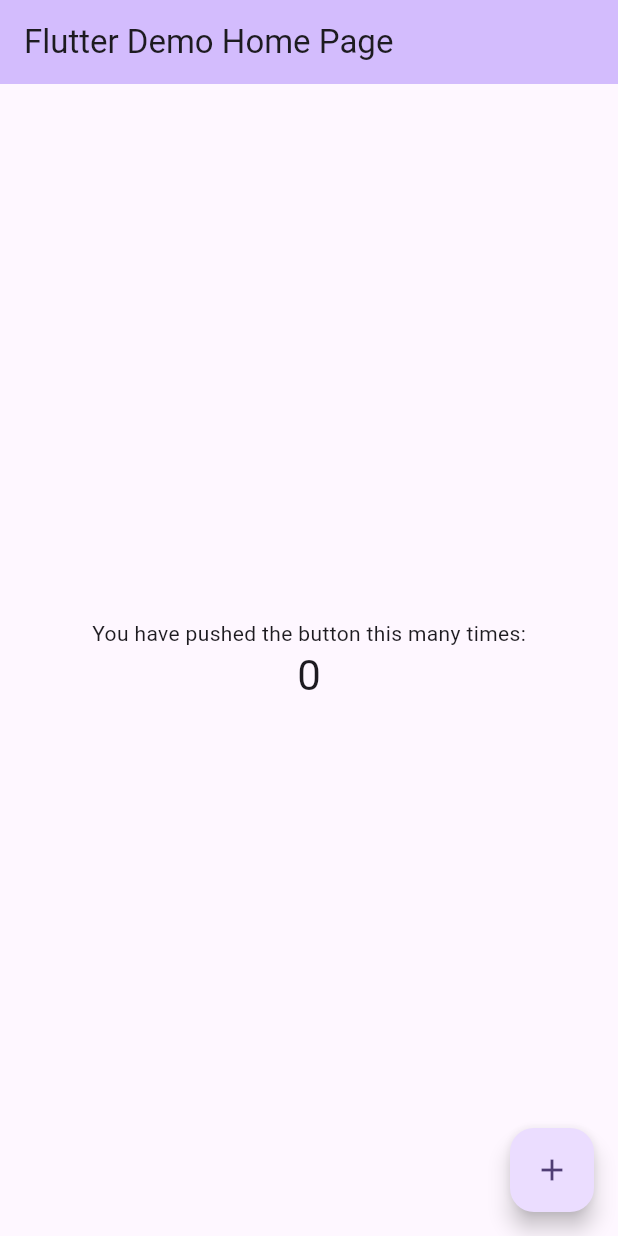
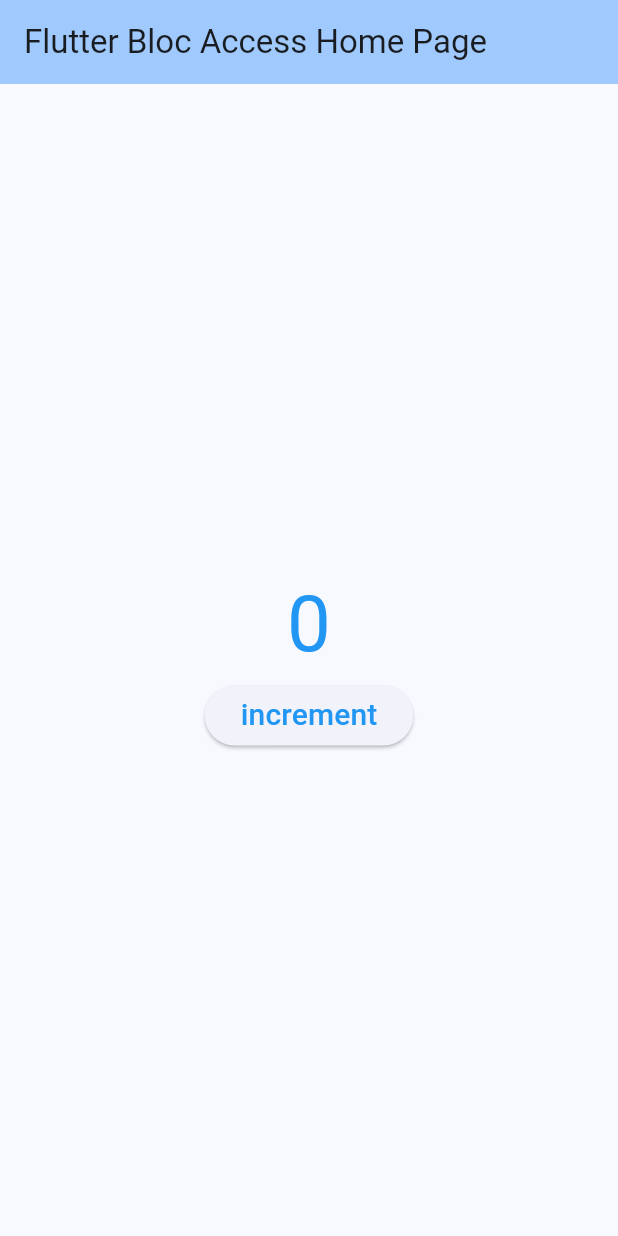
Before and after one commit to jsmile/bloc_context, a Flutter app: the screen it shows after launch, on a phone screen of 412 x 824 dp. Run offline on Flutter 3.47's test engine with Material 2 defaults, Android fonts, the phone set to English and light mode, and no system bars.

Commit message:
basic UI

```diff
--- a/lib/main.dart
+++ b/lib/main.dart
@@ -10,60 +10,53 @@ class MyApp extends StatelessWidget {
   @override
   Widget build(BuildContext context) {
     return MaterialApp(
-      title: 'Flutter Demo',
+      title: 'Flutter Bloc Access',
       theme: ThemeData(
-        colorScheme: ColorScheme.fromSeed(seedColor: Colors.deepPurple),
+        colorScheme: ColorScheme.fromSeed(seedColor: Colors.blue),
         useMaterial3: true,
       ),
-      home: const MyHomePage(title: 'Flutter Demo Home Page'),
+      home: const MyHomePage(title: 'Flutter Bloc Access Home Page'),
     );
   }
 }
 
-class MyHomePage extends StatefulWidget {
+class MyHomePage extends StatelessWidget {
   const MyHomePage({super.key, required this.title});
 
   final String title;
-
-  @override
-  State<MyHomePage> createState() => _MyHomePageState();
-}
-
-class _MyHomePageState extends State<MyHomePage> {
-  int _counter = 0;
-
-  void _incrementCounter() {
-    setState(() {
-      _counter++;
-    });
-  }
 
   @override
   Widget build(BuildContext context) {
     return Scaffold(
       appBar: AppBar(
         backgroundColor: Theme.of(context).colorScheme.inversePrimary,
-        title: Text(widget.title),
+        title: Text(title),
       ),
       body: Center(
         child: Column(
           mainAxisAlignment: MainAxisAlignment.center,
           children: <Widget>[
             const Text(
-              'You have pushed the button this many times:',
+              '0',
+              // style: Theme.of(context).textTheme.headlineMedium,
+              style: TextStyle(
+                color: Colors.blue,
+                fontSize: 52.0,
+              ),
             ),
-            Text(
-              '$_counter',
-              style: Theme.of(context).textTheme.headlineMedium,
+            ElevatedButton(
+              child: const Text(
+                'increment',
+                style: TextStyle(
+                  color: Colors.blue,
+                  fontSize: 20.0,
+                ),
+              ),
+              onPressed: () {},
             ),
           ],
         ),
       ),
-      floatingActionButton: FloatingActionButton(
-        onPressed: _incrementCounter,
-        tooltip: 'Increment',
-        child: const Icon(Icons.add),
-      ),
     );
   }
 }
```
